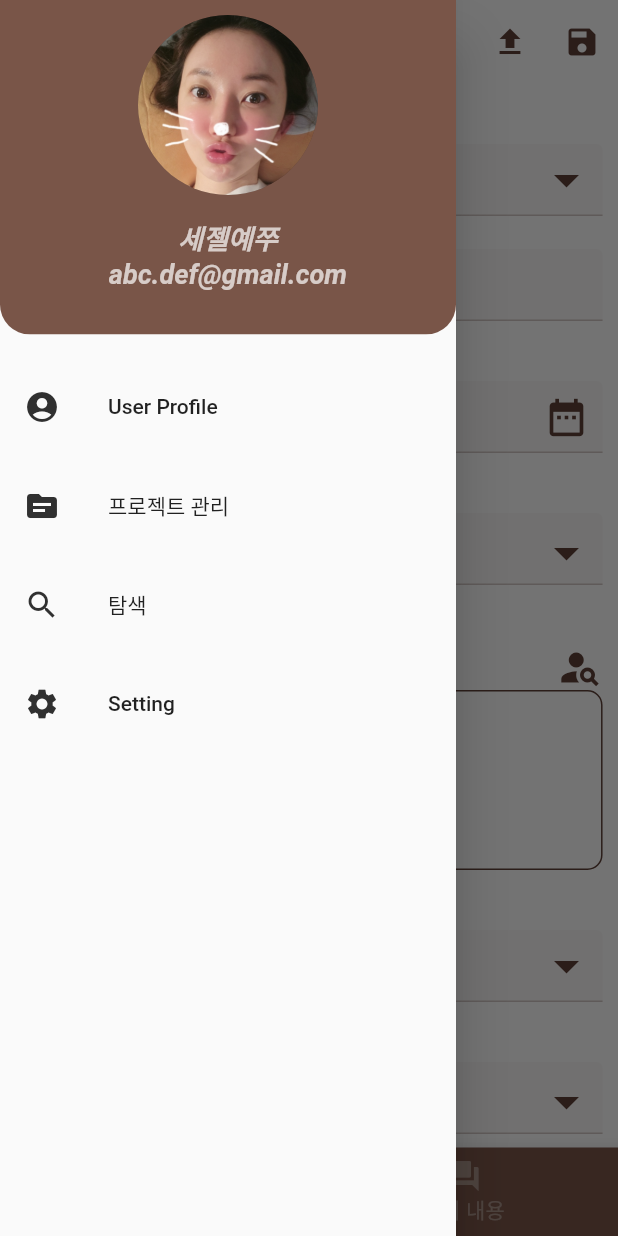
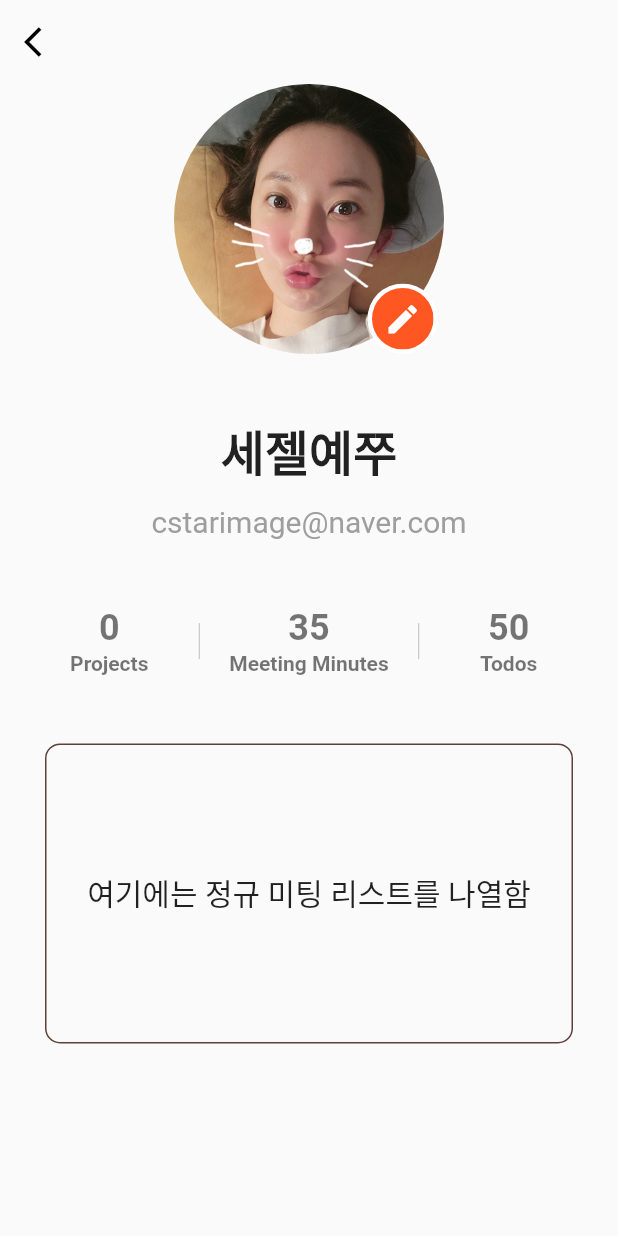
Before and after one commit to suhochu/MeetingMinute, a Flutter app: the MeetingHomePage screen opened directly, in the side drawer, after a tap on "User Profile", on a phone screen of 412 x 824 dp. Run offline on Flutter 3.47's test engine with Material 2 defaults, Android fonts, the light colour scheme and no system bars; our stand-ins replace get, image_cropper, image_picker, objectbox; generated files the repository leaves out were written again.

Commit message:
20211109

```diff
--- a/lib/components/bindings.dart
+++ b/lib/components/bindings.dart
@@ -1,11 +1,14 @@
 import 'package:get/get.dart';
 import 'package:meetingminutes52/models/meeting_minute_controller.dart';
 import 'package:meetingminutes52/models/meeting_resource_controller.dart';
+import 'package:meetingminutes52/models/user_controller.dart';
 
 class InitialBinding extends Bindings {
   @override
   void dependencies() {
     Get.put(MeetingMinuteController());
     Get.put(MeetingSourceController());
+    Get.put(UserController());
+
   }
 }
--- /dev/null
+++ b/lib/components/profile_widget.dart
@@ -0,0 +1,164 @@
+import 'dart:io';
+
+import 'package:flutter/material.dart';
+import 'package:get/get.dart';
+import 'package:meetingminutes52/models/meeting_resource_controller.dart';
+
+class ProfileWidget extends StatelessWidget {
+  final String imagePath;
+  final VoidCallback onClicked;
+  final bool isEdit;
+
+  const ProfileWidget({
+    Key? key,
+    required this.imagePath,
+    required this.onClicked,
+    required this.isEdit,
+  }) : super(key: key);
+
+  @override
+  Widget build(BuildContext context) {
+    return Center(
+      child: Stack(children: [
+        buildImage(),
+        Positioned(
+          bottom: 0,
+          right: 4,
+          child: buildEditIcon(const Color(0xffFF5722)),
+        ),
+      ]),
+    );
+  }
+
+  Widget buildImage() {
+    ImageProvider image;
+    if (imagePath == 'assets/images/princessjju.png') {
+      image = const AssetImage('assets/images/princessjju.png');
+    } else {
+      image = FileImage(File(imagePath));
+    }
+
+    return ClipOval(
+      child: Material(
+        color: Colors.transparent,
+        child: Ink.image(
+          image: image,
+          width: 180,
+          height: 180,
+          child: InkWell(
+            onTap: onClicked,
+          ),
+        ),
+      ),
+    );
+  }
+
+  Widget buildEditIcon(Color color) =>
+      buildCircle(
+        color: Colors.white,
+        all: 3,
+        child: buildCircle(
+          color: color,
+          all: 8,
+          child: Icon(
+            isEdit ? Icons.camera : Icons.edit,
+            color: Colors.white,
+            size: 25,
+          ),
+        ),
+      );
+
+  buildCircle({
+    required Color color,
+    required double all,
+    required Widget child,
+  }) =>
+      ClipOval(
+        child: Container(
+          color: color,
+          child: child,
+          padding: EdgeInsets.all(all),
+        ),
+      );
+}
+
+class ButtonWidget extends StatelessWidget {
+  const ButtonWidget({
+    Key? key,
+    required this.text,
+    required this.onClicked,
+  }) : super(key: key);
+  final String text;
+  final VoidCallback onClicked;
+
+  @override
+  Widget build(BuildContext context) =>
+      ElevatedButton(
+        style: ElevatedButton.styleFrom(
+          shape: const StadiumBorder(),
+          onPrimary: Colors.white,
+          primary: const Color(0xffFF5722),
+          padding: const EdgeInsets.symmetric(horizontal: 32, vertical: 12),
+        ),
+        child: Text(text),
+        onPressed: onClicked,
+      );
+}
+
+class NumbersWidget extends StatelessWidget {
+  NumbersWidget({Key? key}) : super(key: key);
+  final controller = Get.put(MeetingSourceController());
+
+  @override
+  Widget build(BuildContext context) {
+    return Row(
+      mainAxisAlignment: MainAxisAlignment.center,
+      children: [
+        buildButton(context, controller.projects.length.toString(), 'Projects'),
+        buildDivider(),
+        Padding(
+          padding: const EdgeInsets.symmetric(horizontal: 4.0),
+          child: buildButton(context, '35', 'Meeting Minutes'),
+        ),
+        buildDivider(),
+        buildButton(context, '50', 'Todos'),
+      ],);
+  }
+
+  Widget buildButton(BuildContext context, String value, String text) =>
+      MaterialButton(
+          padding: const EdgeInsets.symmetric(vertical: 4),
+          onPressed: null,
+          child: Column(
+            mainAxisSize: MainAxisSize.min,
+            mainAxisAlignment: MainAxisAlignment.start,
+            children: [
+              Text(
+                value,
+                style:
+                const TextStyle(fontWeight: FontWeight.bold,
+                    color: Colors.black54,
+                    fontSize: 24),
+              ),
+              const SizedBox(
+                height: 2,
+              ),
+              Text(
+                text,
+                style:
+                const TextStyle(fontWeight: FontWeight.bold,
+                    color: Colors.black54,
+                    fontSize: 14),
+              )
+            ],
+          ));
+
+  Widget buildDivider() =>
+      const SizedBox(
+        height: 24,
+        child: Padding(
+          padding: EdgeInsets.symmetric(horizontal: 8.0),
+          child: VerticalDivider(),
+        ),
+      );
+}
--- a/lib/models/models.dart
+++ b/lib/models/models.dart
@@ -1,11 +1,4 @@
-// List<String> peoples = ['추수호', '이기동', '전준영', '주환엽', '조성환'];
-List<String> meetings = ['아키텍처 디자인 리뷰', '프로젝트 회의', '브레인스토밍', '평가 결과 검토'];
-List<String> meetingPlace = ['모비스온 화상회의', '팀즈 화상회의', '의장동 401회의실', '의장동 402회의실'];
-
-
 class MeetingMinute {
-  String meetingMinuteId;
-  int agendaModelCount = 1;
 
   MeetingMinute({
     required this.projectName,
@@ -19,6 +12,7 @@ class MeetingMinute {
     required this.agendaList,
   });
 
+  String meetingMinuteId;
   String projectName;
   String meetingTitle;
   String meetingTime;
@@ -39,18 +33,11 @@ class AgendaModel {
       required this.issuedTime});
 
   String agendaID = '';
+  String agendaStatus = '';
   String issuedTime = '';
   String agendaString = '';
-  int contentCount = 1;
-  int todoCount = 1;
-  List<ContentsModel> contentsModels;
-  List<TodoModel> todoModels;
-  String agendaStatus = '';
-
-  String todoCountReturn() {
-    todoCount++;
-    return todoCount.toString();
-  }
+  List<ContentsModel> contentsModels = [];
+  List<TodoModel> todoModels = [];
 
   AgendaModel copyWith({
     String? agendaID,
--- /dev/null
+++ b/lib/models/user_controller.dart
@@ -0,0 +1,71 @@
+import 'package:get/get.dart';
+import 'package:meetingminutes52/models/user_model.dart';
+import 'package:meetingminutes52/objectbox.g.dart';
+import 'package:objectbox/objectbox.dart';
+import 'package:path_provider/path_provider.dart';
+import 'package:path/path.dart';
+
+class UserController extends GetxController {
+
+  Rx<User> user = User(
+    name: '세젤예쭈',
+    email: 'cstarimage@naver.com',
+    password: 'dlwndud',
+    imagePath: 'assets/images/princessjju.png',
+  ).obs;
+  // todo: object box 와 연결 필요
+  late Store _store;
+  Box<User>? userBox;
+  bool hasBeenInitialized = false;
+  String imagePath = "";
+
+  change({
+    required String name,
+    required String email,
+    required String password,
+    required String imagePath,
+  }) {
+    user.update((val){
+      val!.name = name;
+      val.email = email;
+      val.password = password;
+      val.imagePath = imagePath;
+    });
+  }
+
+
+  @override
+  void onInit() {
+    super.onInit();
+    getApplicationDocumentsDirectory().then((dir) {
+      try {
+        _store = Store(
+          getObjectBoxModel(),
+          directory: join(dir.path, 'objectbox'),
+        );
+
+        userBox = _store.box<User>();
+        hasBeenInitialized = true;
+      } catch (e) {
+        print(e);
+        hasBeenInitialized = false;
+      }
+      if (hasBeenInitialized) {
+        // user = userBox!.get(0)!;
+      }
+    });
+  }
+
+  void editingUserName(String name) {
+    change(name: name, email: user.value.email, password: user.value.password, imagePath: user.value.imagePath);
+  }
+
+  void editingUseEmail(String email) {
+    change(name: user.value.name, email: email, password: user.value.password, imagePath: user.value.imagePath);
+  }
+
+  void updateProfileImage(String imagePath) {
+    change(name: user.value.name, email: user.value.email, password: user.value.password, imagePath: imagePath);
+  }
+
+}
--- a/lib/models/user_model.dart
+++ b/lib/models/user_model.dart
@@ -1,13 +1,17 @@
+
+import 'package:objectbox/objectbox.dart';
+
+@Entity()
 class User {
   User({
     required this.name,
     required this.password,
     required this.email,
-    required this.picturePath,
+    required this.imagePath,
   });
 
   String name;
   String password;
   String email;
-  String picturePath;
+  String imagePath;
 }
--- a/lib/pages/drawer_page.dart
+++ b/lib/pages/drawer_page.dart
@@ -1,37 +1,46 @@
 import 'package:flutter/material.dart';
 import 'package:get/get.dart';
+import 'package:meetingminutes52/models/user_controller.dart';
+import 'package:meetingminutes52/pages/profile_page.dart';
 import 'package:meetingminutes52/pages/resource_manage_page.dart';
 
-class DrawerPage extends StatelessWidget {
+class DrawerPage extends GetView<UserController> {
   const DrawerPage({Key? key}) : super(key: key);
 
   @override
   Widget build(BuildContext context) {
+
     double topPadding = Get.mediaQuery.padding.top;
+
+
     return ListView(
       padding: EdgeInsets.zero,
       children: [
         ClipRRect(
-          borderRadius: const BorderRadius.only(bottomLeft: Radius.circular(20), bottomRight: Radius.circular(20)),
+          borderRadius: const BorderRadius.only(
+              bottomLeft: Radius.circular(20),
+              bottomRight: Radius.circular(20)),
           child: Container(
             color: const Color(0xff795548),
-            child: Column(
+            child: Obx(
+              () => Column(
                 children: [
                   SizedBox(
                     height: topPadding + 10,
                   ),
                   const CircleAvatar(
                     radius: 60,
-                  backgroundImage: AssetImage('assets/images/princessjju.png'),
+                    backgroundImage:
+                        AssetImage('assets/images/princessjju.png'),
                   ),
                   const SizedBox(height: 15),
-                Text('세젤예쭈',
+                  Text(controller.user.value.name,
                       style: TextStyle(
                           fontSize: 18,
                           fontWeight: FontWeight.bold,
                           fontStyle: FontStyle.italic,
                           color: Colors.white.withOpacity(0.7))),
-                Text('abc.def@gmail.com',
+                  Text(controller.user.value.email,
                       style: TextStyle(
                           fontSize: 18,
                           fontWeight: FontWeight.bold,
@@ -39,6 +48,7 @@ class DrawerPage extends StatelessWidget {
                           color: Colors.white.withOpacity(0.7))),
                   const SizedBox(height: 30),
                 ],
+              ),
             ),
           ),
         ),
@@ -50,6 +60,7 @@ class DrawerPage extends StatelessWidget {
           ),
           title: const Text('User Profile'),
           onTap: () {
+            Get.to(ProfilePage());
           },
         ),
         const SizedBox(height: 10),
@@ -60,7 +71,9 @@ class DrawerPage extends StatelessWidget {
           ),
           title: const Text('프로젝트 관리'),
           onTap: () {
-            Get.to(ResourceManagementPage(first: false,));
+            Get.to(ResourceManagementPage(
+              first: false,
+            ));
           },
         ),
         const SizedBox(height: 10),
@@ -70,8 +83,7 @@ class DrawerPage extends StatelessWidget {
             color: Colors.grey[850],
           ),
           title: const Text('탐색'),
-          onTap: () {
-          },
+          onTap: () {},
         ),
         const SizedBox(height: 10),
         ListTile(
@@ -80,8 +92,7 @@ class DrawerPage extends StatelessWidget {
             color: Colors.grey[850],
           ),
           title: const Text('Setting'),
-          onTap: () {
-          },
+          onTap: () {},
         ),
       ],
     );
--- a/lib/pages/meeting_contents_page.dart
+++ b/lib/pages/meeting_contents_page.dart
@@ -131,7 +131,7 @@ class MeetingContentsPage extends GetView<MeetingMinuteController> {
 
   void _addingAgendaMethod(int index) {
     _agendaController.clear();
-    String agendaId = controller.meetingMinute.meetingMinuteId + '-' + controller.meetingMinute.agendaModelCount.toString();
+    String agendaId = controller.meetingMinute.meetingMinuteId + '-' + (controller.meetingMinute.agendaList.length + 1).toString();
 
     Get.bottomSheet(
       SingleChildScrollView(
@@ -356,7 +356,7 @@ class MeetingContentsPage extends GetView<MeetingMinuteController> {
   void _addingContentsMethod(int number) {
     _contentsController.clear();
     var agenda = controller.meetingContentsModel[number];
-    String contentsId = agenda.agendaID + '-' + 'CT' + agenda.contentCount.toString();
+    String contentsId = agenda.agendaID + '-' + 'CT' + (agenda.contentsModels.length + 1).toString();
 
     Get.bottomSheet(
       SingleChildScrollView(
@@ -589,7 +589,7 @@ class MeetingContentsPage extends GetView<MeetingMinuteController> {
     _todoController.clear();
     controller.tempTodoDueData.value = '';
     var todos = controller.meetingContentsModel[number];
-    String todoId = todos.agendaID + '-' + 'TD' + todos.todoCount.toString();
+    String todoId = todos.agendaID + '-' + 'TD' + (todos.todoModels.length + 1).toString();
 
     Get.bottomSheet(
       SingleChildScrollView(
--- /dev/null
+++ b/lib/pages/profile_page.dart
@@ -0,0 +1,167 @@
+import 'dart:io';
+
+import 'package:flutter/material.dart';
+import 'package:get/get.dart';
+import 'package:image_picker/image_picker.dart';
+import 'package:meetingminutes52/components/buttons.dart';
+import 'package:meetingminutes52/components/profile_widget.dart';
+import 'package:meetingminutes52/components/textfield_style.dart';
+import 'package:meetingminutes52/models/user_controller.dart';
+import 'package:meetingminutes52/theme/text_style.dart';
+import 'package:image_cropper/image_cropper.dart';
+
+class ProfilePage extends GetView<UserController> {
+  double heightUnit = (Get.size.height) / 20;
+  bool isEdit = false;
+  final TextEditingController _userNameCtrl = TextEditingController();
+  final TextEditingController _emailCtrl = TextEditingController();
+
+  final picker = ImagePicker();
+
+  @override
+  Widget build(BuildContext context) {
+    return Scaffold(
+      appBar: buildAppBar(context),
+      body: Obx(
+        () => Column(
+          children: [
+            ProfileWidget(
+              imagePath: controller.user.value.imagePath,
+              isEdit: isEdit,
+              onClicked: () async {
+                final pickedFile =
+                    await picker.pickImage(source: ImageSource.gallery);
+                if (pickedFile != null) {
+                  File? croppedFile = await ImageCropper.cropImage(
+                      aspectRatio: const CropAspectRatio(ratioX: 1, ratioY: 1),
+                      sourcePath: pickedFile.path,
+                      androidUiSettings: const AndroidUiSettings(
+                          toolbarTitle: 'Cropper',
+                          toolbarColor: Colors.deepOrange,
+                          toolbarWidgetColor: Colors.white,
+                          initAspectRatio: CropAspectRatioPreset.original,
+                          lockAspectRatio: false),
+                      iosUiSettings: const IOSUiSettings(
+                        minimumAspectRatio: 1.0,
+                      ));
+                  if (croppedFile != null) {
+                    String imagePath = croppedFile.path;
+                    controller.updateProfileImage(imagePath);
+                  }
+                }
+              },
+            ),
+            SizedBox(height: heightUnit),
+            buildName(),
+            SizedBox(height: heightUnit),
+            NumbersWidget(),
+            SizedBox(height: heightUnit),
+            buildRegularMeetings(),
+          ],
+        ),
+      ),
+    );
+  }
+
+  AppBar buildAppBar(BuildContext context) {
+    return AppBar(
+      leading: IconButton(
+        icon: const Icon(
+          Icons.arrow_back_ios,
+          color: Colors.black,
+        ),
+        onPressed: () {
+          Get.back();
+        },
+      ),
+      backgroundColor: Colors.transparent,
+      elevation: 0,
+    );
+  }
+
+  Widget buildName() => GestureDetector(
+        onTap: _editProfile,
+        child: Column(
+          children: [
+            Text(
+              controller.user.value.name,
+              style: const TextStyle(fontWeight: FontWeight.bold, fontSize: 32),
+            ),
+            const SizedBox(
+              height: 12,
+            ),
+            Text(
+              controller.user.value.email,
+              style: const TextStyle(color: Colors.grey, fontSize: 20),
+            )
+          ],
+        ),
+      );
+
+  Widget buildRegularMeetings() {
+    return Container(
+      width: Get.size.width - 60,
+      height: 200,
+      decoration: BoxDecoration(
+        border: Border.all(
+          width: 1.0,
+          color: const Color(0xff5D4037),
+        ),
+        borderRadius: const BorderRadius.all(Radius.circular(10)),
+      ),
+      child: Center(
+          child: Text(
+        '여기에는 정규 미팅 리스트를 나열함',
+        style: TextStyle(fontSize: 20),
+      )),
+    );
+  }
+
+  void _editProfile() {
+    _userNameCtrl.text = controller.user.value.name;
+    _emailCtrl.text = controller.user.value.email;
+
+    Get.bottomSheet(
+      SingleChildScrollView(
+          child: Padding(
+              padding: const EdgeInsets.all(16.0),
+              child: Column(
+                  crossAxisAlignment: CrossAxisAlignment.start,
+                  children: [
+                    const SizedBox(height: 20),
+                    Container(
+                      alignment: Alignment.center,
+                      child: Text('프로필 변경', style: bottomSheetTitleTextStyle()),
+                    ),
+                    const SizedBox(height: 20),
+                    bottomSheetTextField(
+                        _userNameCtrl, '변경할 이름을 입력 하세요', null, 1, 20),
+                    bottomSheetTextField(
+                        _emailCtrl, '변경할 이메일을 입력 하세요', null, 1, 30),
+                    const SizedBox(height: 20),
+                    completeButton(() {
+                      if (_userNameCtrl.text != '') {
+                        controller.editingUserName(_userNameCtrl.text);
+                        _userNameCtrl.clear();
+                      }
+                      if (_emailCtrl.text != '') {
+                        controller.editingUseEmail(_emailCtrl.text);
+                        _emailCtrl.clear();
+                      }
+                      Get.back();
+                    }),
+                    const SizedBox(height: 20),
+                  ]))),
+      isDismissible: true,
+      backgroundColor: Colors.white,
+      shape: RoundedRectangleBorder(
+        borderRadius: BorderRadius.circular(35),
+        side: const BorderSide(
+          width: 1,
+          color: Color(0xff5D4037),
+        ),
+      ),
+      enableDrag: true,
+    );
+  }
+}
--- a/pubspec.yaml
+++ b/pubspec.yaml
@@ -41,6 +41,8 @@ dependencies:
   objectbox: ^1.2.0
   objectbox_flutter_libs: any
   path_provider: ^2.0.5
+  image_picker: ^0.8.4+4
+  image_cropper: ^1.4.1
 
 dev_dependencies:
   flutter_test:
```
Also changed, not shown: lib/models/meeting_minute_controller.dart (+4 -4 lines), assets/images/princessjju.png, pubspec.lock, 1 other file. Lines whose indentation alone changed are shown as unchanged.
